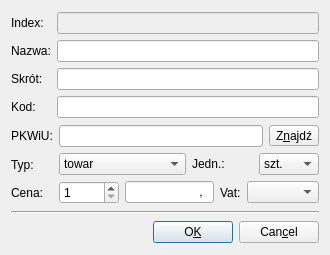
This is Towary.ui in juliagoda/qfaktury as Qt 5 draws it before an edit. The edited form follows.
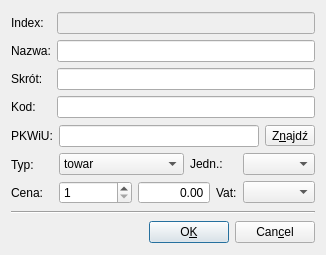
This is the edited form.

What changed in the file:
```diff
--- a/Towary.ui
+++ b/Towary.ui
@@ -5,14 +5,14 @@
    <rect>
     <x>0</x>
     <y>0</y>
-    <width>330</width>
+    <width>326</width>
     <height>255</height>
    </rect>
   </property>
   <property name="windowTitle" >
    <string>Dodaj towar</string>
   </property>
-  <layout class="QGridLayout" >
+  <layout class="QGridLayout" name="gridLayout" >
    <item row="0" column="0" >
     <layout class="QHBoxLayout" >
      <item>
@@ -106,7 +106,7 @@
     </layout>
    </item>
    <item row="1" column="0" >
-    <layout class="QHBoxLayout" >
+    <layout class="QHBoxLayout" name="horizontalLayout_2" >
      <item>
       <layout class="QVBoxLayout" >
        <item>
@@ -142,7 +142,7 @@
       </layout>
      </item>
      <item>
-      <layout class="QVBoxLayout" >
+      <layout class="QVBoxLayout" name="verticalLayout" >
        <item>
         <layout class="QHBoxLayout" >
          <item>
@@ -193,20 +193,14 @@
             </widget>
            </item>
            <item>
-            <widget class="QComboBox" name="jednCombo" >
-             <item>
-              <property name="text" >
-               <string>szt.</string>
-              </property>
-             </item>
-            </widget>
+            <widget class="QComboBox" name="jednCombo" />
            </item>
           </layout>
          </item>
         </layout>
        </item>
        <item>
-        <layout class="QHBoxLayout" >
+        <layout class="QHBoxLayout" name="horizontalLayout" >
          <item>
           <widget class="QSpinBox" name="spinBox2" >
            <property name="minimumSize" >
@@ -224,12 +218,15 @@
           </widget>
          </item>
          <item>
-          <widget class="QLineEdit" name="nettoEdit" >
-           <property name="inputMask" >
-            <string>0000000,00; </string>
-           </property>
+          <widget class="QDoubleSpinBox" name="nettoEdit" >
            <property name="alignment" >
-            <set>Qt::AlignRight</set>
+            <set>Qt::AlignRight|Qt::AlignTrailing|Qt::AlignVCenter</set>
+           </property>
+           <property name="buttonSymbols" >
+            <enum>QAbstractSpinBox::NoButtons</enum>
+           </property>
+           <property name="maximum" >
+            <double>99999.990000000005239</double>
            </property>
           </widget>
          </item>
@@ -256,6 +253,16 @@
      </item>
     </layout>
    </item>
+   <item row="2" column="0" >
+    <widget class="Line" name="line3" >
+     <property name="frameShape" >
+      <enum>QFrame::HLine</enum>
+     </property>
+     <property name="frameShadow" >
+      <enum>QFrame::Sunken</enum>
+     </property>
+    </widget>
+   </item>
    <item row="3" column="0" >
     <layout class="QHBoxLayout" >
      <item>
@@ -296,16 +303,6 @@
      </item>
     </layout>
    </item>
-   <item row="2" column="0" >
-    <widget class="Line" name="line3" >
-     <property name="frameShape" >
-      <enum>QFrame::HLine</enum>
-     </property>
-     <property name="frameShadow" >
-      <enum>QFrame::Sunken</enum>
-     </property>
-    </widget>
-   </item>
   </layout>
  </widget>
  <layoutdefault spacing="6" margin="11" />
```
